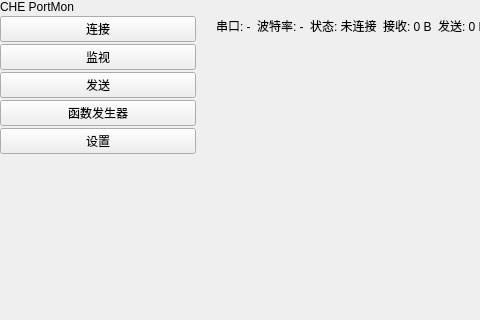
Before: the Qt Designer form ui/forms/main_window.ui in Sanqiuzhiji/CHE_PortMon, drawn with Qt 5; both pictures show x 0 to 480 and y 0 to 320 of the 1360 by 860 pixel window.
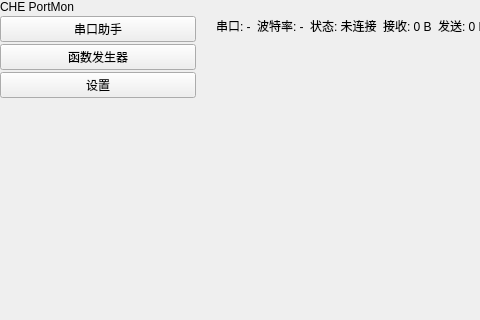
After: the same form once the commit is applied.

The edit to the form file:
```diff
--- a/ui/forms/main_window.ui
+++ b/ui/forms/main_window.ui
@@ -24,9 +24,7 @@
        <property name="rightMargin"><number>0</number></property>
        <property name="bottomMargin"><number>16</number></property>
        <item><widget class="QLabel" name="appTitleLabel"><property name="text"><string>CHE PortMon</string></property></widget></item>
-       <item><widget class="QPushButton" name="connectionNavButton"><property name="text"><string>连接</string></property></widget></item>
-       <item><widget class="QPushButton" name="monitorNavButton"><property name="text"><string>监视</string></property></widget></item>
-       <item><widget class="QPushButton" name="sendNavButton"><property name="text"><string>发送</string></property></widget></item>
+       <item><widget class="QPushButton" name="serialNavButton"><property name="text"><string>串口助手</string></property></widget></item>
        <item><widget class="QPushButton" name="functionNavButton"><property name="text"><string>函数发生器</string></property></widget></item>
        <item><widget class="QPushButton" name="settingsNavButton"><property name="text"><string>设置</string></property></widget></item>
        <item><spacer name="sidebarSpacer"><property name="orientation"><enum>Qt::Vertical</enum></property><property name="sizeHint"><size><width>20</width><height>40</height></size></property></spacer></item>
```
